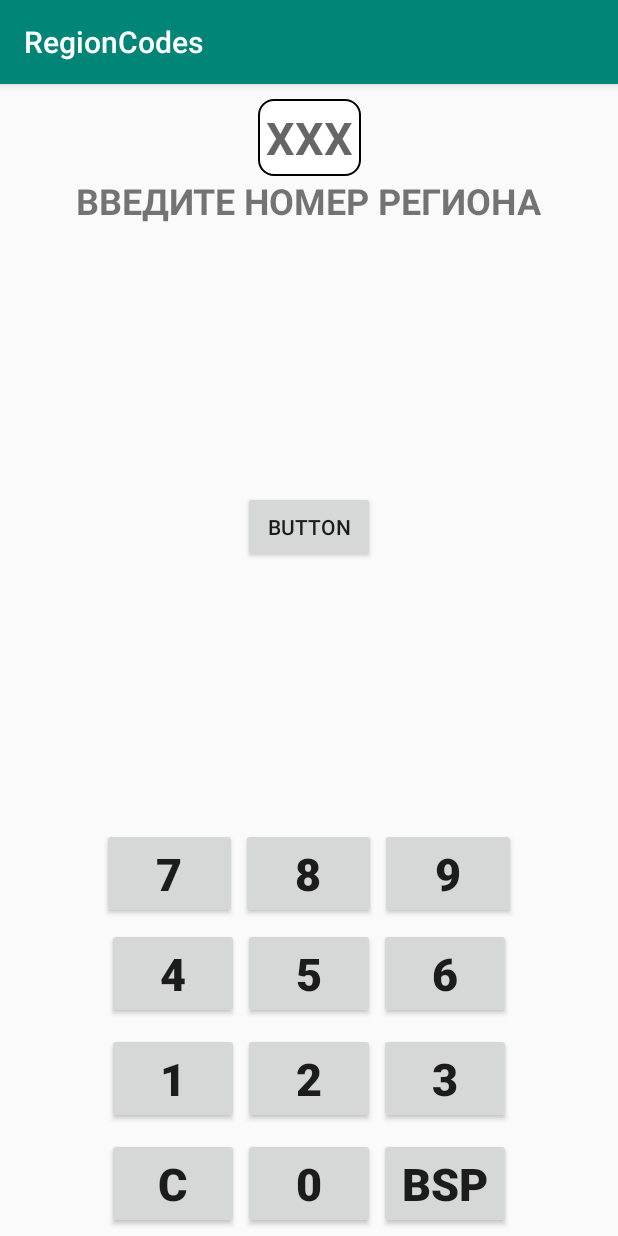
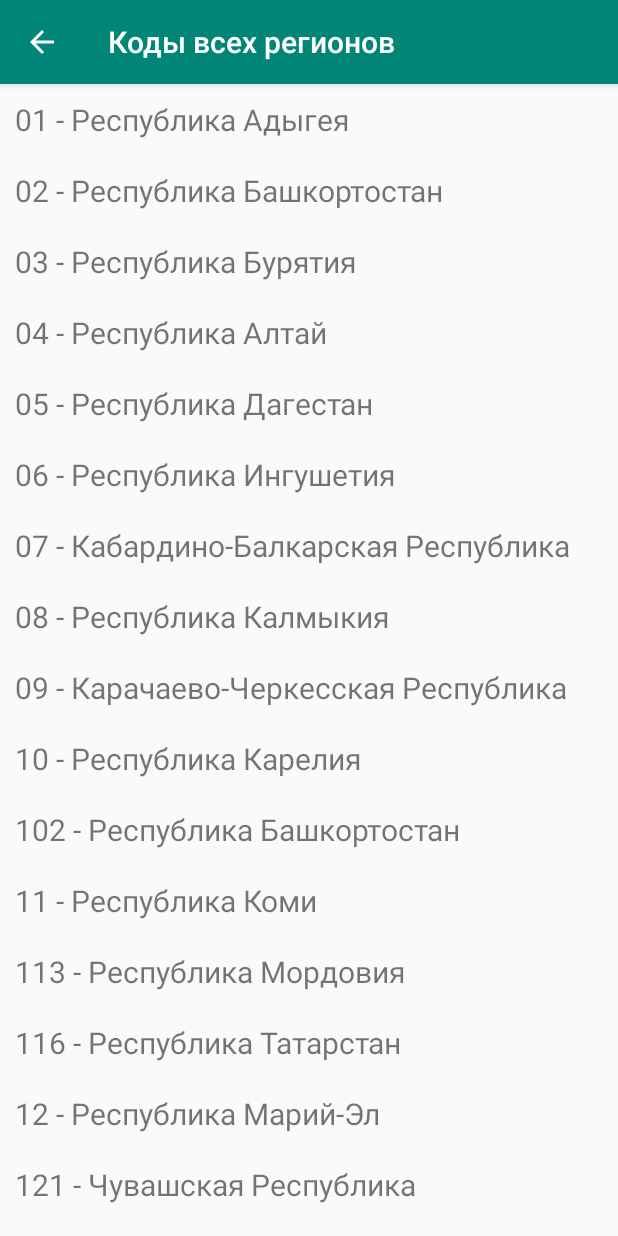
Before and after one commit to SDprog/RegionCodes, an Android app: the screen it shows after launch (MainActivity before the commit, ListRegions after it), on a phone screen of 412 x 824 dp. Run offline under Robolectric (Android 15) with nearby library versions, the phone set to English and light mode, and no system bars.

Commit message:
Только вертикальный вид

```diff
--- /dev/null
+++ b/app/src/main/java/ru/arxoft/regioncodes/ListRegions.java
@@ -0,0 +1,37 @@
+package ru.arxoft.regioncodes;
+
+import android.os.Bundle;
+import android.view.View;
+import android.widget.Toast;
+
+import androidx.appcompat.app.AppCompatActivity;
+import androidx.recyclerview.widget.LinearLayoutManager;
+import androidx.recyclerview.widget.RecyclerView;
+
+import java.util.ArrayList;
+import java.util.Map;
+
+public class ListRegions extends AppCompatActivity implements MyRecyclerViewAdapter.ItemClickListener {
+    MyRecyclerViewAdapter adapter;
+
+    @Override
+    protected void onCreate(Bundle savedInstanceState) {
+        super.onCreate(savedInstanceState);
+        setContentView(R.layout.activity_list_regions);
+
+        // данные для заполнения RecyclerView data to populate the RecyclerView with
+
+
+        // настроить RecyclerView set up the RecyclerView
+        RecyclerView recyclerView = (RecyclerView) findViewById(R.id.rvRegions);
+        recyclerView.setLayoutManager(new LinearLayoutManager(this));
+        adapter = new MyRecyclerViewAdapter(this, MainActivity.allRegionsStr);
+        adapter.setClickListener(this);
+        recyclerView.setAdapter(adapter);
+    }
+
+    @Override
+    public void onItemClick(View view, int position) {
+        Toast.makeText(this, "You clicked " + adapter.getItem(position) + " on row number " + position, Toast.LENGTH_SHORT).show();
+    }
+}
--- a/app/src/main/java/ru/arxoft/regioncodes/MainActivity.java
+++ b/app/src/main/java/ru/arxoft/regioncodes/MainActivity.java
@@ -1,18 +1,25 @@
 package ru.arxoft.regioncodes;
 
-import androidx.appcompat.app.AppCompatActivity;
-
+import android.content.Intent;
+import android.os.Build;
 import android.os.Bundle;
 import android.view.View;
 import android.widget.Button;
 import android.widget.TextView;
 import android.widget.Toast;
 
+import androidx.annotation.NonNull;
+import androidx.annotation.RequiresApi;
+import androidx.appcompat.app.AppCompatActivity;
+
+import java.util.ArrayList;
 import java.util.Collections;
 import java.util.HashMap;
+import java.util.Map;
+import java.util.Objects;
 
 public class MainActivity extends AppCompatActivity implements View.OnClickListener {
-    TextView tvUp;
+
     TextView editNumber;
     TextView tvRegion;
     Button button0;
@@ -31,12 +38,12 @@ public class MainActivity extends AppCompatActivity implements View.OnClickListe
 
 
 
+    @RequiresApi(api = Build.VERSION_CODES.KITKAT)
     @Override
     protected void onCreate(Bundle savedInstanceState) {
         super.onCreate(savedInstanceState);
         setContentView(R.layout.activity_main);
 
-        tvUp = findViewById(R.id.tvUp);
         editNumber = findViewById(R.id.editNumber);
         tvRegion = findViewById(R.id.tvRegion);
         button0 = findViewById(R.id.button0);
@@ -66,10 +73,24 @@ public class MainActivity extends AppCompatActivity implements View.OnClickListe
         buttonDel.setOnClickListener(this);
         buttonC.setOnClickListener(this);
 
+        if (savedInstanceState != null) {
+            str = savedInstanceState.getString("edit_number");
+            editNumber.setText(savedInstanceState
+                    .getString("edit_number"));
+
+            if (Map.containsKey(str)) {
+                tvRegion.setText(Objects.requireNonNull(Map.get(str)));
+            } else if (str.length() > 2) {
+                tvRegion.setText("Такого кода не существует!");
+                Toast.makeText(this, "Такого региона не существует. " +
+                        "Трехзначный код региона должен начинаться с единицы или семерки!", Toast.LENGTH_SHORT).show();
+            }
+        }
 
     }
 
 
+    @RequiresApi(api = Build.VERSION_CODES.KITKAT)
     @Override
     public void onClick(View v) {
         switch (v.getId()) {
@@ -123,7 +144,7 @@ public class MainActivity extends AppCompatActivity implements View.OnClickListe
                 break;
 
             case R.id.buttonDel:
-                if(str.length()>0) {
+                if (str.length() > 0) {
                     str = editNumber.getText().toString().substring(0, str.length() - 1);
                     editNumber.setText(str);
                     break;
@@ -131,27 +152,36 @@ public class MainActivity extends AppCompatActivity implements View.OnClickListe
 
             case R.id.buttonC:
                 str = "";
-                tvRegion.setText("");
+                tvRegion.setText("Введите номер региона");
                 editNumber.setText(str);
 
 
         }
         if (Map.containsKey(str)) {
-            tvRegion.setText(Map.get(str).toString());
+            tvRegion.setText(Objects.requireNonNull(Map.get(str)));
         } else if (str.length() > 2) {
 
-            tvRegion.setText("");
+            tvRegion.setText("Такого кода не существует!");
             Toast.makeText(this, "Такого региона не существует. " +
-                    "Трехзначный код региона должен начинаться с единицы или семерки!", Toast.LENGTH_LONG).show();
+                    "Трехзначный код региона должен начинаться с единицы или семерки!", Toast.LENGTH_SHORT).show();
         }
     }
 
+    public void allRegions(View view) {
+        Intent intent = new Intent(this, ListRegions.class);
+        startActivity(intent);
+    }
 
-
-    private static final java.util.Map Map;
+    @Override
+    public void onSaveInstanceState(@NonNull Bundle outState) {
+        super.onSaveInstanceState(outState);
+        outState.putString("edit_number", editNumber.getText().toString());
+    }
+    static ArrayList<String> allRegionsStr = new ArrayList<>();
+    static Map<String, String> Map;
 
     static {
-        HashMap<String, String> map = new HashMap();
+        HashMap<String, String> map = new HashMap<>();
         map.put("01", "Республика Адыгея");
         map.put("02", "Республика Башкортостан");
         map.put("03", "Республика Бурятия");
@@ -287,5 +317,17 @@ public class MainActivity extends AppCompatActivity implements View.OnClickListe
         map.put("777", "город Москва");
         map.put("799", "город Москва");
         Map = Collections.unmodifiableMap(map);
+
+        for (Map.Entry<String, String> entry : map.entrySet()) {
+            String key = entry.getKey();
+            String value = entry.getValue();
+        allRegionsStr.add(key + " - " + value);
+        Collections.sort(allRegionsStr);
     }
-}
+
+
+
+        // do what you have to do here
+        // In your case, another loop.
+    }
+    }
--- a/app/src/main/res/layout-land/activity_main.xml
+++ /dev/null
@@ -1,200 +0,0 @@
-<?xml version="1.0" encoding="utf-8"?>
-<androidx.constraintlayout.widget.ConstraintLayout xmlns:android="http://schemas.android.com/apk/res/android"
-    xmlns:app="http://schemas.android.com/apk/res-auto"
-    xmlns:tools="http://schemas.android.com/tools"
-    android:layout_width="match_parent"
-    android:layout_height="match_parent"
-    android:background="#00000000"
-    android:backgroundTint="#00000000"
-    android:visibility="visible">
-
-
-    <TextView
-        android:id="@+id/editNumber"
-        android:layout_width="wrap_content"
-        android:layout_height="wrap_content"
-        android:layout_marginTop="72dp"
-        android:background="#00F00606"
-        android:hint="XXX"
-        android:maxLength="3"
-        android:textAlignment="center"
-        android:textSize="30sp"
-        android:visibility="visible"
-        app:layout_constraintEnd_toStartOf="@+id/tableLayout"
-        app:layout_constraintHorizontal_bias="0.425"
-        app:layout_constraintStart_toStartOf="parent"
-        app:layout_constraintTop_toTopOf="parent" />
-
-    <TextView
-        android:id="@+id/tvRegion"
-        android:layout_width="wrap_content"
-        android:layout_height="wrap_content"
-        android:textAlignment="center"
-        android:textAllCaps="true"
-        android:textSize="24sp"
-        android:textStyle="bold"
-        app:layout_constraintBottom_toBottomOf="parent"
-        app:layout_constraintTop_toBottomOf="@+id/editNumber"
-        tools:layout_editor_absoluteX="169dp" />
-
-    <TableLayout
-        android:id="@+id/tableLayout"
-        android:layout_width="wrap_content"
-        android:layout_height="wrap_content"
-        android:orientation="vertical"
-        app:layout_constraintBottom_toBottomOf="parent"
-        app:layout_constraintEnd_toEndOf="parent"
-        app:layout_constraintTop_toTopOf="parent">
-
-        <TableRow
-            android:layout_width="match_parent"
-            android:layout_height="match_parent"
-            android:layout_gravity="center"
-            android:orientation="vertical">
-
-            <Button
-                android:id="@+id/button7"
-                android:layout_width="wrap_content"
-                android:layout_height="wrap_content"
-                android:layout_margin="1dp"
-                android:layout_weight="1"
-                android:text="7"
-                android:textSize="30sp"
-                android:textStyle="bold" />
-
-            <Button
-                android:id="@+id/button8"
-                android:layout_width="wrap_content"
-                android:layout_height="wrap_content"
-                android:layout_margin="1dp"
-                android:layout_weight="1"
-                android:text="8"
-                android:textSize="30sp"
-                android:textStyle="bold" />
-
-            <Button
-                android:id="@+id/button9"
-                android:layout_width="wrap_content"
-                android:layout_height="wrap_content"
-                android:layout_margin="1dp"
-                android:layout_weight="1"
-                android:text="9"
-                android:textSize="30sp"
-                android:textStyle="bold" />
-        </TableRow>
-
-        <TableRow
-            android:layout_width="match_parent"
-            android:layout_height="match_parent"
-            android:layout_margin="3dp"
-            android:orientation="vertical">
-
-            <Button
-                android:id="@+id/button4"
-                android:layout_width="wrap_content"
-                android:layout_height="wrap_content"
-                android:layout_margin="1dp"
-                android:layout_weight="1"
-                android:text="4"
-                android:textSize="30sp"
-                android:textStyle="bold" />
-
-            <Button
-                android:id="@+id/button5"
-                style="@style/Widget.AppCompat.Button"
-                android:layout_width="wrap_content"
-                android:layout_height="wrap_content"
-                android:layout_margin="1dp"
-                android:layout_weight="1"
-                android:text="5"
-                android:textSize="30sp"
-                android:textStyle="bold" />
-
-            <Button
-                android:id="@+id/button6"
-                android:layout_width="wrap_content"
-                android:layout_height="wrap_content"
-                android:layout_margin="1dp"
-                android:layout_weight="1"
-                android:text="6"
-                android:textSize="30sp"
-                android:textStyle="bold" />
-        </TableRow>
-
-        <TableRow
-            android:layout_width="match_parent"
-            android:layout_height="match_parent"
-            android:layout_margin="3dp"
-            android:orientation="vertical">
-
-            <Button
-                android:id="@+id/button1"
-                android:layout_width="wrap_content"
-                android:layout_height="wrap_content"
-                android:layout_margin="1dp"
-                android:layout_weight="1"
-                android:text="1"
-                android:textSize="30sp"
-                android:textStyle="bold" />
-
-            <Button
-                android:id="@+id/button2"
-                android:layout_width="wrap_content"
-                android:layout_height="wrap_content"
-                android:layout_margin="1dp"
-                android:layout_weight="1"
-                android:text="2"
-                android:textSize="30sp"
-                android:textStyle="bold" />
-
-            <Button
-                android:id="@+id/button3"
-                android:layout_width="wrap_content"
-                android:layout_height="wrap_content"
-                android:layout_margin="1dp"
-                android:layout_weight="1"
-                android:text="3"
-                android:textSize="30sp"
-                android:textStyle="bold" />
-        </TableRow>
-
-        <TableRow
-            android:layout_width="match_parent"
-            android:layout_height="match_parent"
-            android:layout_margin="3dp"
-            android:orientation="vertical">
-
-            <Button
-                android:id="@+id/buttonC"
-                android:layout_width="wrap_content"
-                android:layout_height="wrap_content"
-                android:layout_margin="1dp"
-                android:layout_weight="1"
-                android:text="C"
-                android:textSize="30sp"
-                android:textStyle="bold" />
-
-            <Button
-                android:id="@+id/button0"
-                android:layout_width="wrap_content"
-                android:layout_height="wrap_content"
-                android:layout_margin="1dp"
-                android:layout_weight="1"
-                android:text="0"
-                android:textSize="30sp"
-                android:textStyle="bold" />
-
-            <Button
-                android:id="@+id/buttonDel"
-                android:layout_width="wrap_content"
-                android:layout_height="wrap_content"
-                android:layout_margin="1dp"
-                android:layout_weight="1"
-                android:text="Del"
-                android:textSize="30sp"
-                android:textStyle="bold" />
-        </TableRow>
-
-    </TableLayout>
-
-</androidx.constraintlayout.widget.ConstraintLayout>
--- /dev/null
+++ b/app/src/main/res/layout/activity_list_regions.xml
@@ -0,0 +1,17 @@
+<?xml version="1.0" encoding="utf-8"?>
+<androidx.constraintlayout.widget.ConstraintLayout xmlns:android="http://schemas.android.com/apk/res/android"
+    xmlns:app="http://schemas.android.com/apk/res-auto"
+    xmlns:tools="http://schemas.android.com/tools"
+    android:layout_width="match_parent"
+    android:layout_height="match_parent"
+    tools:context=".MainActivity">
+
+    <androidx.recyclerview.widget.RecyclerView
+        android:id="@+id/rvRegions"
+        android:layout_width="0dp"
+        android:layout_height="0dp"
+        app:layout_constraintBottom_toBottomOf="parent"
+        app:layout_constraintEnd_toEndOf="parent"
+        app:layout_constraintStart_toStartOf="parent"
+        app:layout_constraintTop_toTopOf="parent" />
+</androidx.constraintlayout.widget.ConstraintLayout>
--- a/app/src/main/res/layout/activity_main.xml
+++ b/app/src/main/res/layout/activity_main.xml
@@ -5,7 +5,6 @@
     android:layout_width="match_parent"
     android:layout_height="match_parent"
     android:background="#00000000"
-    android:backgroundTint="#00000000"
     android:visibility="visible">
 
 
@@ -13,8 +12,13 @@
         android:id="@+id/editNumber"
         android:layout_width="wrap_content"
         android:layout_height="wrap_content"
-        android:layout_marginTop="10dp"
+        android:layout_marginStart="16dp"
+        android:layout_marginLeft="16dp"
+        android:layout_marginTop="16dp"
+        android:layout_marginEnd="16dp"
+        android:layout_marginRight="16dp"
         android:background="@drawable/rectangle"
+        android:gravity="center_horizontal"
         android:hint="@string/xxx"
         android:maxLength="3"
         android:padding="5dp"
@@ -29,21 +33,44 @@
     <TextView
         android:id="@+id/tvRegion"
         android:layout_width="wrap_content"
-        android:layout_height="wrap_content"
+        android:layout_height="0dp"
+        android:layout_marginStart="16dp"
+        android:layout_marginLeft="16dp"
+        android:layout_marginTop="16dp"
+        android:layout_marginEnd="16dp"
+        android:layout_marginRight="16dp"
+        android:layout_marginBottom="16dp"
+        android:gravity="center"
         android:text="@string/insert_reg"
         android:textAlignment="center"
         android:textAllCaps="true"
         android:textSize="24sp"
         android:textStyle="bold"
+        app:layout_constraintBottom_toTopOf="@+id/AllRegions"
         app:layout_constraintEnd_toEndOf="parent"
-        app:layout_constraintHorizontal_bias="0.496"
         app:layout_constraintStart_toStartOf="parent"
         app:layout_constraintTop_toBottomOf="@+id/editNumber" />
 
+    <Button
+        android:id="@+id/AllRegions"
+        android:layout_width="wrap_content"
+        android:layout_height="wrap_content"
+        android:layout_marginBottom="16dp"
+        android:text="@string/AllRegions"
+        android:onClick="allRegions"
+        app:layout_constraintBottom_toTopOf="@+id/tableLayout"
+        app:layout_constraintEnd_toEndOf="parent"
+        app:layout_constraintStart_toStartOf="parent" />
+
     <TableLayout
         android:id="@+id/tableLayout"
-        android:layout_width="wrap_content"
+        android:layout_width="0dp"
         android:layout_height="wrap_content"
+        android:layout_marginStart="16dp"
+        android:layout_marginLeft="16dp"
+        android:layout_marginEnd="16dp"
+        android:layout_marginRight="16dp"
+        android:layout_marginBottom="16dp"
         android:orientation="vertical"
         app:layout_constraintBottom_toBottomOf="parent"
         app:layout_constraintEnd_toEndOf="parent"
@@ -51,15 +78,15 @@
 
         <TableRow
             android:layout_width="match_parent"
-            android:layout_height="100dp"
-            android:layout_gravity="center"
+            android:layout_height="match_parent"
+            android:layout_margin="3dp"
             android:orientation="vertical">
 
             <Button
                 android:id="@+id/button7"
-                android:layout_width="wrap_content"
-                android:layout_height="wrap_content"
-                android:layout_margin="1dp"
+                android:layout_width="match_parent"
+                android:layout_height="match_parent"
+
                 android:layout_weight="1"
                 android:text="@string/b7"
                 android:textSize="30sp"
@@ -67,9 +94,9 @@
 
             <Button
                 android:id="@+id/button8"
-                android:layout_width="wrap_content"
-                android:layout_height="wrap_content"
-                android:layout_margin="1dp"
+                android:layout_width="match_parent"
+                android:layout_height="match_parent"
+
                 android:layout_weight="1"
                 android:text="@string/b8"
                 android:textSize="30sp"
@@ -77,9 +104,9 @@
 
             <Button
                 android:id="@+id/button9"
-                android:layout_width="wrap_content"
-                android:layout_height="wrap_content"
-                android:layout_margin="1dp"
+                android:layout_width="match_parent"
+                android:layout_height="match_parent"
+
                 android:layout_weight="1"
                 android:text="@string/b9"
                 android:textSize="30sp"
@@ -96,7 +123,7 @@
                 android:id="@+id/button4"
                 android:layout_width="wrap_content"
                 android:layout_height="wrap_content"
-                android:layout_margin="1dp"
+
                 android:layout_weight="1"
                 android:text="@string/b4"
                 android:textSize="30sp"
@@ -107,7 +134,7 @@
                 style="@style/Widget.AppCompat.Button"
                 android:layout_width="wrap_content"
                 android:layout_height="wrap_content"
-                android:layout_margin="1dp"
+
                 android:layout_weight="1"
                 android:text="@string/b5"
                 android:textSize="30sp"
@@ -117,7 +144,7 @@
                 android:id="@+id/button6"
                 android:layout_width="wrap_content"
                 android:layout_height="wrap_content"
-                android:layout_margin="1dp"
+
                 android:layout_weight="1"
                 android:text="@string/b6"
                 android:textSize="30sp"
@@ -134,7 +161,7 @@
                 android:id="@+id/button1"
                 android:layout_width="wrap_content"
                 android:layout_height="wrap_content"
-                android:layout_margin="1dp"
+
                 android:layout_weight="1"
                 android:text="@string/b1"
                 android:textSize="30sp"
@@ -144,7 +171,7 @@
                 android:id="@+id/button2"
                 android:layout_width="wrap_content"
                 android:layout_height="wrap_content"
-                android:layout_margin="1dp"
+
                 android:layout_weight="1"
                 android:text="@string/b2"
                 android:textSize="30sp"
@@ -154,7 +181,7 @@
                 android:id="@+id/button3"
                 android:layout_width="wrap_content"
                 android:layout_height="wrap_content"
-                android:layout_margin="1dp"
+
                 android:layout_weight="1"
                 android:text="@string/b3"
                 android:textSize="30sp"
@@ -169,9 +196,8 @@
 
             <Button
                 android:id="@+id/buttonC"
-                android:layout_width="wrap_content"
-                android:layout_height="wrap_content"
-                android:layout_margin="1dp"
+                android:layout_width="match_parent"
+                android:layout_height="match_parent"
                 android:layout_weight="1"
                 android:text="@string/bC"
                 android:textSize="30sp"
@@ -179,9 +205,8 @@
 
             <Button
                 android:id="@+id/button0"
-                android:layout_width="wrap_content"
-                android:layout_height="wrap_content"
-                android:layout_margin="1dp"
+                android:layout_width="match_parent"
+                android:layout_height="match_parent"
                 android:layout_weight="1"
                 android:text="@string/b0"
                 android:textSize="30sp"
@@ -189,11 +214,11 @@
 
             <Button
                 android:id="@+id/buttonDel"
-                android:layout_width="wrap_content"
-                android:layout_height="wrap_content"
-                android:layout_margin="1dp"
+                android:layout_width="match_parent"
+                android:layout_height="match_parent"
                 android:layout_weight="1"
-                android:text="@string/bBs"
+                android:foreground="@drawable/bsp_btn"
+                android:foregroundGravity="center"
                 android:textSize="30sp"
                 android:textStyle="bold" />
 
@@ -201,15 +226,4 @@
 
     </TableLayout>
 
-    <Button
-        android:id="@+id/buttonList"
-        android:layout_width="wrap_content"
-        android:layout_height="wrap_content"
-        android:text="Button"
-        app:layout_constraintBottom_toTopOf="@+id/tableLayout"
-        app:layout_constraintEnd_toEndOf="parent"
-        app:layout_constraintStart_toStartOf="parent"
-        app:layout_constraintTop_toBottomOf="@+id/tvRegion"
-        app:layout_constraintVertical_bias="0.503" />
-
 </androidx.constraintlayout.widget.ConstraintLayout>
--- a/build.gradle
+++ b/build.gradle
@@ -7,7 +7,7 @@ buildscript {
 
     }
     dependencies {
-        classpath 'com.android.tools.build:gradle:3.5.2'
+        classpath 'com.android.tools.build:gradle:4.0.1'
 
         // NOTE: Do not place your application dependencies here; they belong
         // in the individual module build.gradle files
```
Also changed, not shown: app/build.gradle (+5 -3 lines), app/src/main/AndroidManifest.xml (+16 -0 lines), app/src/main/res/drawable-anydpi/bsp_btn.xml (added, +11 -0 lines), app/src/main/res/values/strings.xml (+4 -3 lines), app/src/main/res/drawable-hdpi/bsp_btn.png (added), app/src/main/res/drawable-mdpi/bsp_btn.png (added), app/src/main/res/drawable-xhdpi/bsp_btn.png (added), app/src/main/res/drawable-xxhdpi/bsp_btn.png (added), gradle/wrapper/gradle-wrapper.properties.
